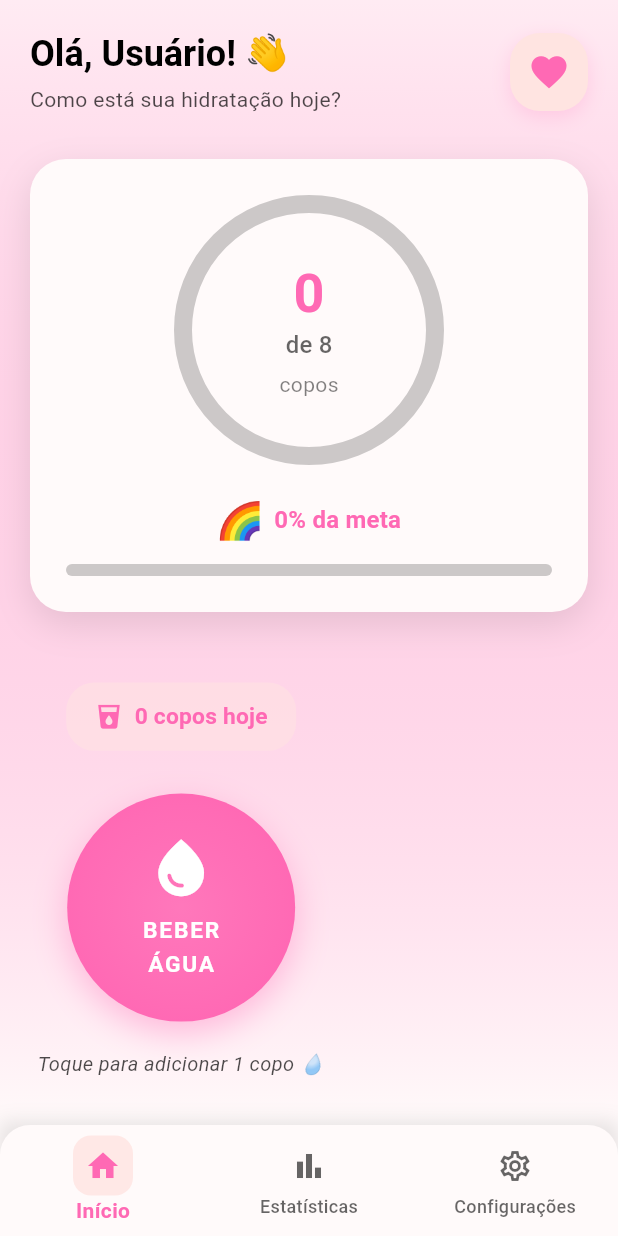
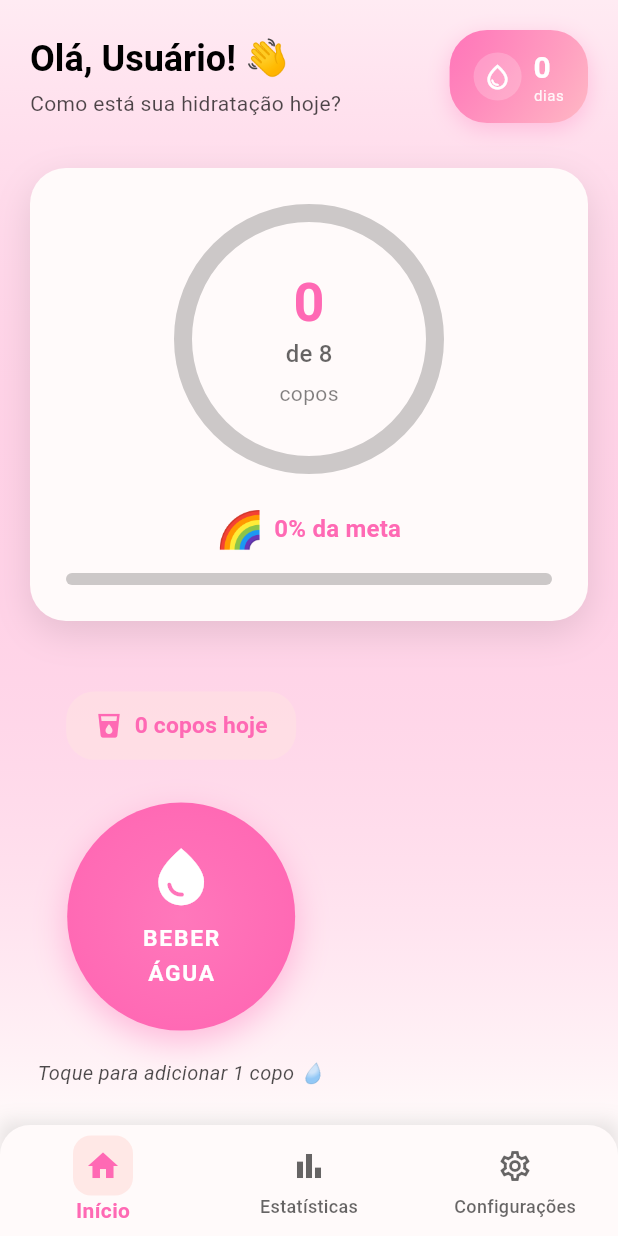
Before and after one commit to MrRafha/Hello-Kitty-Drink-Wather, a Flutter app: the screen it shows after launch, on a phone screen of 412 x 824 dp. Run offline on Flutter 3.47's test engine with Material 3 defaults, Android fonts, the phone set to English and light mode, and no system bars; our stand-ins replace fl_chart, flutter_local_notifications, permission_handler, shared_preferences, timezone; accounts and stored records are empty; Roboto replaces fonts that are missing (Nunito).

Commit message:
🔥 Implementa sistema de streak completo + ícone Hello Kitty nas notificações
✨ Funcionalidades Adicionadas:
- Widget de streak substituindo o coração no header
- Sistema inteligente de verificação de streak diário
- Quebra automática de streak quando meta não é atingida
- Ícone personalizado da Hello Kitty nas notificações (@mipmap/kitty)
- Dialog de celebração para marcos de streak
- Verificação periódica para mudança de dia

🔧 Melhorias Técnicas:
- Modelo HydrationStreak com lógica de consecutividade
- StorageService com verificações diárias automatizadas
- Timer para detectar mudança de dia e quebra de streak
- Tooltip informativo no widget de streak
- Diferentes ícones baseados no nível do streak (💧→🔥→🏆)

🎀 UX Melhorado:
- Notificações agora mostram Hello Kitty em vez do ícone Flutter
- Interface visual fofa para acompanhar progresso
- Feedback visual para conquistas de streak
- Sistema motivacional para hidratação consistente

```diff
--- /dev/null
+++ b/lib/widgets/streak_widget.dart
@@ -0,0 +1,258 @@
+import 'package:flutter/material.dart';
+import '../models/water_models.dart';
+import '../theme/hello_kitty_theme.dart';
+
+class StreakWidget extends StatelessWidget {
+  final HydrationStreak streak;
+  final VoidCallback? onTap;
+
+  const StreakWidget({
+    super.key,
+    required this.streak,
+    this.onTap,
+  });
+
+  @override
+  Widget build(BuildContext context) {
+    final theme = Theme.of(context);
+
+    return GestureDetector(
+      onTap: onTap,
+      child: Container(
+        padding: const EdgeInsets.symmetric(horizontal: 16, vertical: 12),
+        decoration: BoxDecoration(
+          gradient: LinearGradient(
+            colors: [
+              HelloKittyTheme.primaryPink.withOpacity(0.9),
+              HelloKittyTheme.lightPink.withOpacity(0.9),
+            ],
+            begin: Alignment.topLeft,
+            end: Alignment.bottomRight,
+          ),
+          borderRadius: BorderRadius.circular(25),
+          boxShadow: [
+            BoxShadow(
+              color: HelloKittyTheme.primaryPink.withOpacity(0.3),
+              blurRadius: 12,
+              offset: const Offset(0, 4),
+            ),
+          ],
+        ),
+        child: Row(
+          mainAxisSize: MainAxisSize.min,
+          children: [
+            // Ícone de streak com animação
+            _buildStreakIcon(),
+            const SizedBox(width: 8),
+            // Número do streak
+            Column(
+              crossAxisAlignment: CrossAxisAlignment.start,
+              mainAxisSize: MainAxisSize.min,
+              children: [
+                Text(
+                  '${streak.currentStreak}',
+                  style: theme.textTheme.titleLarge?.copyWith(
+                    color: Colors.white,
+                    fontWeight: FontWeight.bold,
+                    fontSize: 20,
+                  ),
+                ),
+                Text(
+                  streak.currentStreak == 1 ? 'dia' : 'dias',
+                  style: theme.textTheme.bodySmall?.copyWith(
+                    color: Colors.white.withOpacity(0.9),
+                    fontSize: 10,
+                  ),
+                ),
+              ],
+            ),
+          ],
+        ),
+      ),
+    );
+  }
+
+  Widget _buildStreakIcon() {
+    // Diferentes ícones baseados no streak
+    IconData iconData;
+    Color iconColor = Colors.white;
+
+    if (streak.currentStreak == 0) {
+      iconData = Icons.water_drop_outlined;
+    } else if (streak.currentStreak < 3) {
+      iconData = Icons.water_drop;
+    } else if (streak.currentStreak < 7) {
+      iconData = Icons.local_fire_department;
+      iconColor = Colors.orange.shade100;
+    } else if (streak.currentStreak < 14) {
+      iconData = Icons.whatshot;
+      iconColor = Colors.amber.shade100;
+    } else {
+      iconData = Icons.emoji_events; // Troféu para streaks longos
+      iconColor = Colors.yellow.shade100;
+    }
+
+    return Container(
+      padding: const EdgeInsets.all(6),
+      decoration: BoxDecoration(
+        color: Colors.white.withOpacity(0.2),
+        shape: BoxShape.circle,
+      ),
+      child: Icon(
+        iconData,
+        color: iconColor,
+        size: 20,
+      ),
+    );
+  }
+}
+
+class StreakTooltip extends StatelessWidget {
+  final HydrationStreak streak;
+  final Widget child;
+
+  const StreakTooltip({
+    super.key,
+    required this.streak,
+    required this.child,
+  });
+
+  @override
+  Widget build(BuildContext context) {
+    return Tooltip(
+      message: _getTooltipMessage(),
+      decoration: BoxDecoration(
+        color: HelloKittyTheme.primaryPink,
+        borderRadius: BorderRadius.circular(8),
+      ),
+      textStyle: const TextStyle(
+        color: Colors.black,
+        fontSize: 12,
+      ),
+      child: child,
+    );
+  }
+
+  String _getTooltipMessage() {
+    if (streak.currentStreak == 0) {
+      if (streak.longestStreak > 0) {
+        return 'Sua melhor sequência: ${streak.longestStreak} dias\nAtinja sua meta hoje para começar uma nova!';
+      }
+      return 'Atinja sua meta diária para começar sua sequência!';
+    }
+
+    String message = 'Sequência atual: ${streak.currentStreak} ';
+    message += streak.currentStreak == 1 ? 'dia' : 'dias';
+
+    if (streak.longestStreak > streak.currentStreak) {
+      message += '\nSua melhor: ${streak.longestStreak} dias';
+    }
+
+    if (streak.currentStreak >= 7) {
+      message += '\n🔥 Você está pegando fogo!';
+    } else if (streak.currentStreak >= 3) {
+      message += '\n💪 Continue assim!';
+    }
+
+    return message;
+  }
+}
+
+class StreakCelebrationDialog extends StatelessWidget {
+  final int newStreak;
+  final int longestStreak;
+  final bool isNewRecord;
+
+  const StreakCelebrationDialog({
+    super.key,
+    required this.newStreak,
+    required this.longestStreak,
+    required this.isNewRecord,
+  });
+
+  @override
+  Widget build(BuildContext context) {
+    final theme = Theme.of(context);
+
+    return Dialog(
+      shape: RoundedRectangleBorder(
+        borderRadius: BorderRadius.circular(20),
+      ),
+      child: Container(
+        padding: const EdgeInsets.all(24),
+        decoration: BoxDecoration(
+          gradient: LinearGradient(
+            colors: [
+              HelloKittyTheme.primaryPink.withOpacity(0.1),
+              HelloKittyTheme.lightPink.withOpacity(0.1),
+            ],
+            begin: Alignment.topLeft,
+            end: Alignment.bottomRight,
+          ),
+          borderRadius: BorderRadius.circular(20),
+        ),
+        child: Column(
+          mainAxisSize: MainAxisSize.min,
+          children: [
+            // Ícone de celebração
+              Container(
+                padding: const EdgeInsets.all(16),
+                decoration: BoxDecoration(
+                  color: HelloKittyTheme.primaryPink.withOpacity(0.2),
+                  shape: BoxShape.circle,
+                ),
+                child: Icon(
+                  isNewRecord ? Icons.emoji_events : Icons.local_fire_department,
+                  size: 40,
+                  color: HelloKittyTheme.primaryPink,
+                ),
+              ),            const SizedBox(height: 16),
+
+            // Título
+              Text(
+                isNewRecord ? '🎉 Novo Recorde!' : '🔥 Sequência Incrível!',
+                style: theme.textTheme.titleLarge?.copyWith(
+                  color: HelloKittyTheme.primaryPink,
+                  fontWeight: FontWeight.bold,
+                ),
+                textAlign: TextAlign.center,
+              ),            const SizedBox(height: 12),
+
+            // Descrição
+            Text(
+              isNewRecord
+                ? 'Você bateu seu recorde anterior!\n${newStreak} dias consecutivos bebendo água!'
+                : '${newStreak} dias consecutivos!\nA Hello Kitty está muito orgulhosa! 💖',
+              style: theme.textTheme.bodyLarge?.copyWith(
+                color: theme.colorScheme.onSurface.withOpacity(0.8),
+              ),
+              textAlign: TextAlign.center,
+            ),
+
+            const SizedBox(height: 20),
+
+            // Botão
+            ElevatedButton(
+              onPressed: () => Navigator.of(context).pop(),
+              style: ElevatedButton.styleFrom(
+                backgroundColor: HelloKittyTheme.primaryPink,
+                foregroundColor: Colors.white,
+                shape: RoundedRectangleBorder(
+                  borderRadius: BorderRadius.circular(25),
+                ),
+                padding: const EdgeInsets.symmetric(
+                  horizontal: 24,
+                  vertical: 12,
+                ),
+              ),
+              child: const Text(
+                'Continue assim! 💪',
+                style: TextStyle(fontWeight: FontWeight.bold),
+              ),
+            ),
+          ],
+        ),
+      ),
+    );
+  }
+}
```
Also changed, not shown: lib/models/water_models.dart (+122 -1 lines), lib/screens/home_screen.dart (+122 -18 lines), lib/services/notification_service.dart (+4 -4 lines), lib/services/storage_service.dart (+73 -0 lines), 6 other files.
